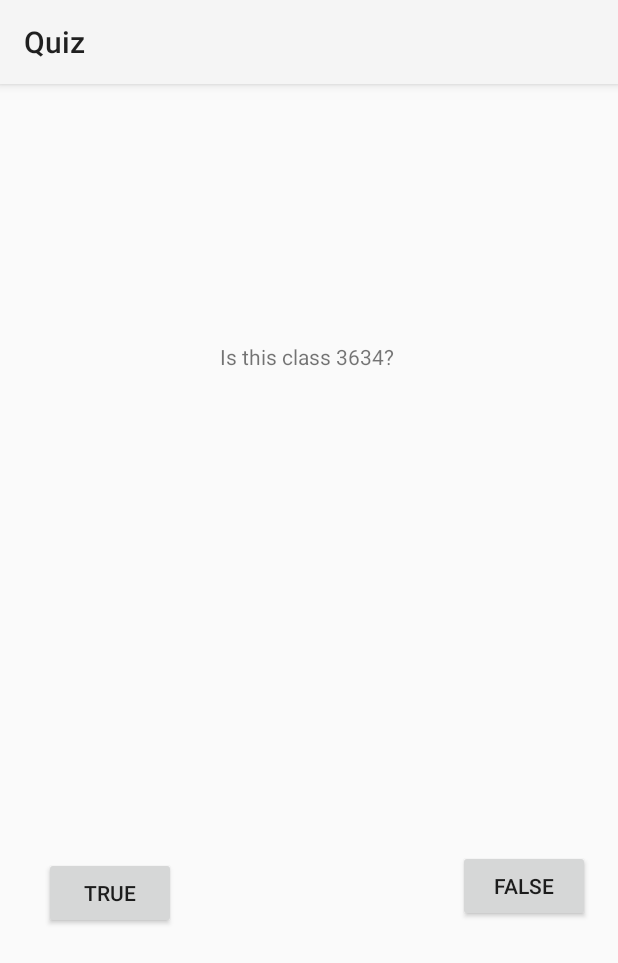
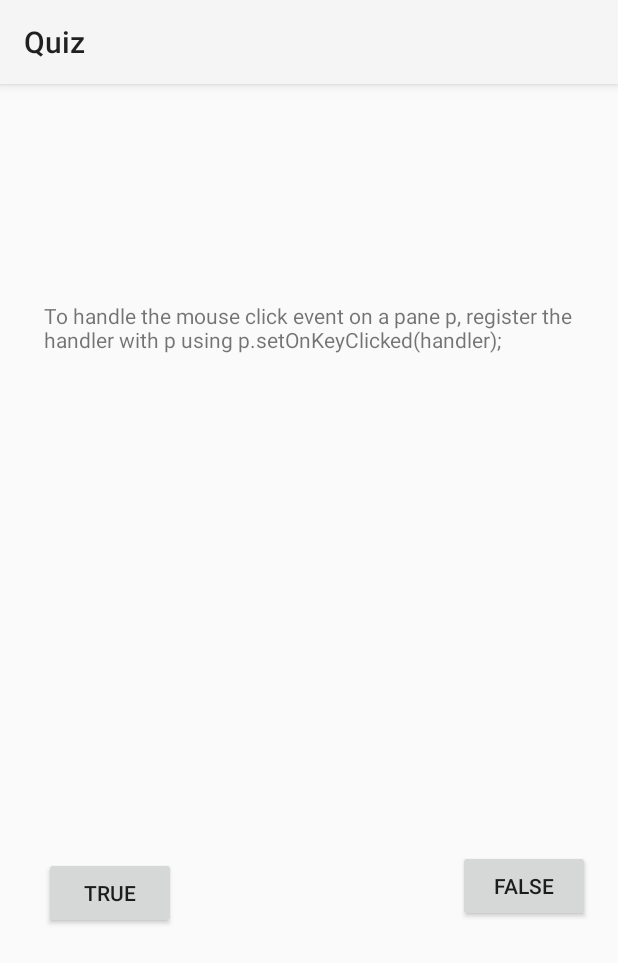
Before and after one commit to spacecadetDan/INFSHelper, an Android app: the QuizActivity screen opened directly, with no data from a screen before it, after a tap on "TRUE", on a phone screen of 412 x 824 dp. Shown: the top 963 px of the screen. Run offline under Robolectric (Android 15) with nearby library versions, the phone set to English and light mode, and no system bars.

Commit message:
Added all quiz questions
Added quiz questions and fixed headings for topics

```diff
--- a/app/src/main/java/com/example/dan/infshelper/DetailActivity.java
+++ b/app/src/main/java/com/example/dan/infshelper/DetailActivity.java
@@ -31,7 +31,7 @@ public class DetailActivity extends AppCompatActivity {
         TextView textView = findViewById(R.id.resultText);
         System.out.println("Topic ID, name and degree "+topic.getId()+" "+topic.getName()+" "+topic.getDegree());
 
-        textView.setText(topic.getDegree() + " Professor");
+        textView.setText(topic.getName());
 
         Button quiz = findViewById(R.id.quizLaunch);
             quiz.setOnClickListener(new View.OnClickListener() {
--- a/app/src/main/java/com/example/dan/infshelper/QuizActivity.java
+++ b/app/src/main/java/com/example/dan/infshelper/QuizActivity.java
@@ -10,11 +10,10 @@ import android.widget.Toast;
 
 public class QuizActivity extends AppCompatActivity {
     public static final String EXTRA_MESSAGE = "";
-
+    public Question[] quizArray = new Question[5];
     private Button trueButton;
     private Button falseButton;
     private Button backButton;
-    public Question[] questions = new Question[3];
     public int score;
     public int i = 0;
     public boolean isTrue;
@@ -28,20 +27,19 @@ public class QuizActivity extends AppCompatActivity {
 
         Intent intent = getIntent();
         final String message = intent.getStringExtra(DetailActivity.EXTRA_MESSAGE);
-        questions[0] = new Question(R.string.q1, true);
-        questions[1] = new Question(R.string.q2, true);
-        questions[2] = new Question(R.string.q3, false);
-
+        QuizQuestions questions = new QuizQuestions();
+        quizArray = questions.questions;
+        questions.eventQuiz();
         question = findViewById(R.id.textView2);
-        question.setText(questions[i].getmTextResID());
-        isTrue = questions[i].getmAnswerTrue();
+        question.setText(quizArray[i].getmTextResID());
+        isTrue = quizArray[i].getmAnswerTrue();
         backButton = findViewById(R.id.backButton);
         trueButton = findViewById(R.id.trueButton);
 
         trueButton.setOnClickListener(new View.OnClickListener() {
             @Override
             public void onClick(View view) {
-                if (i >= questions.length) {
+                if (i >= quizArray.length) {
                     onFinish();
                 } else {
                     if (isTrue) {
@@ -51,12 +49,12 @@ public class QuizActivity extends AppCompatActivity {
                         Toast.makeText(QuizActivity.this, "Incorrect", Toast.LENGTH_LONG).show();
                     }
                     try {
-                        if(i == questions.length) {
+                        if(i == quizArray.length) {
                             onFinish();
                         } else {
                             i++;
-                            isTrue = questions[i].getmAnswerTrue();
-                            question.setText(questions[i].getmTextResID());
+                            isTrue = quizArray[i].getmAnswerTrue();
+                            question.setText(quizArray[i].getmTextResID());
                         }
                     } catch (ArrayIndexOutOfBoundsException e) {
                         e.printStackTrace();
@@ -80,12 +78,12 @@ public class QuizActivity extends AppCompatActivity {
                 }
 
                 try {
-                    if(i == questions.length) {
+                    if(i == quizArray.length) {
                         onFinish();
                     } else {
                         i++;
-                        isTrue = questions[i].getmAnswerTrue();
-                        question.setText(questions[i].getmTextResID());
+                        isTrue = quizArray[i].getmAnswerTrue();
+                        question.setText(quizArray[i].getmTextResID());
                     }
                 } catch (ArrayIndexOutOfBoundsException e) {
                     e.printStackTrace();
--- a/app/src/main/res/layout/activity_quiz.xml
+++ b/app/src/main/res/layout/activity_quiz.xml
@@ -30,22 +30,6 @@
         app:layout_constraintTop_toTopOf="parent"
         app:layout_constraintVertical_bias="0.73" />
 
-    <TextView
-        android:id="@+id/textView2"
-        android:layout_width="wrap_content"
-        android:layout_height="wrap_content"
-        android:layout_marginBottom="100dp"
-        android:layout_marginEnd="166dp"
-        android:layout_marginLeft="163dp"
-        android:layout_marginRight="166dp"
-        android:layout_marginStart="163dp"
-        android:layout_marginTop="157dp"
-        android:text="Question"
-        app:layout_constraintBottom_toTopOf="@+id/backButton"
-        app:layout_constraintEnd_toEndOf="parent"
-        app:layout_constraintStart_toStartOf="parent"
-        app:layout_constraintTop_toTopOf="parent" />
-
     <Button
         android:id="@+id/backButton"
         android:layout_width="wrap_content"
@@ -58,6 +42,19 @@
         app:layout_constraintEnd_toEndOf="parent"
         app:layout_constraintStart_toStartOf="parent"
         app:layout_constraintTop_toBottomOf="@+id/textView2" />
+
+    <TextView
+        android:id="@+id/textView2"
+        android:layout_width="353dp"
+        android:layout_height="101dp"
+        android:layout_marginBottom="100dp"
+        android:layout_marginTop="157dp"
+        android:layout_weight="1"
+        android:text="Question"
+        app:layout_constraintBottom_toTopOf="@+id/backButton"
+        app:layout_constraintEnd_toEndOf="parent"
+        app:layout_constraintStart_toStartOf="parent"
+        app:layout_constraintTop_toTopOf="parent" />
 
     <android.support.design.widget.AppBarLayout
         android:layout_width="match_parent"
--- a/app/src/main/res/values/strings.xml
+++ b/app/src/main/res/values/strings.xml
@@ -3,9 +3,54 @@
     <string name="action_settings">Settings</string>
     <string name="title_activity_detail">Details</string>
     <string name="section_format">Hello World from section: %1$d</string>
-    <string name="q1">Is this q1?</string>
-    <string name="q2">Is this class 3634?</string>
-    <string name="q3">Is the sky red?</string>
+    <string name="q1_1">The signature of a method consists of a method name and parameter list</string>
+    <string name="q1_2">All java application must have a method public static Main (String[] args)</string>
+    <string name="q1_3">Arguments to methods always appear within brackets</string>
+    <string name="q1_4">When you invoke a method with a parameter, the value of the argument is passed to the parameter. This is referred to as pass by value</string>
+    <string name="q1_5">A variable defined inside a method is referred to as a local variable</string>
+    <string name="q2_1">An object represents an entity in the real world that can be distinctly identified</string>
+    <string name="q2_2">A class is a construct that defines objects of the same type</string>
+    <string name="q2_3">They keyword class is required to declare a class</string>
+    <string name="q2_4">A method with a return type is invoked to create an object</string>
+    <string name="q2_5">A method that is associated with an individual object is called an object method</string>
+    <string name="q3_1">Object-oriented programming allows you to derive new classes from existing classes. This is called abstraction</string>
+    <string name="q3_2">You cannot invoke a method in superclass\'s parent class</string>
+    <string name="q3_3">A constructor may be static</string>
+    <string name="q3_4">A constructor may not invoke an overloaded constructor</string>
+    <string name="q3_5">A constructor invokes its superclass no-arg constructor by default if a constructor does not invoke an overloaded constructor or its superclass\'s constructor</string>
+    <string name="q4_1">Every JavaFX main class extends javafx.application.Application</string>
+    <string name="q4_2">A node can be placed in a scene</string>
+    <string name="q4_3">To add a circle object into a pane, use: pane.getChildren().add(circle);</string>
+    <string name="q4_4">A Shape can be placed in a Control</string>
+    <string name="q4_5">To add a radio button into a pane, use: pane.getaddAll(button);</string>
+    <string name="q5_1">A java exception is an instance of RuntimeException</string>
+    <string name="q5_2">An instance of Exception describes the errors caused by your program and external circumstances</string>
+    <string name="q5_3">An instance of NumberFormatException describes system errors</string>
+    <string name="q5_4">An instance of RuntimeException describes programming errors, such as bad casting and numeric errors</string>
+    <string name="q5_5">The following code causes Java to throw no exceptions:
+        int number = Integer.MAX_VALUE + 1;
+</string>
+
+    <string name="q6_1">To register a source for an action event with a handler, use source.setOnAction(handler)</string>
+    <string name="q6_2">To handle the mouse click event on a pane p, register the handler with p using p.setOnKeyClicked(handler); </string>
+    <string name="q6_3">To handle the key pressed event on a pane p, register the handler with p using: p.setOnKeyClicked(handler); </string>
+    <string name="q6_4">A JavaFX action event handler contains a method public void handle(ActionEvent e)</string>
+    <string name="q6_5">A JavaFX event handler for event type T is an instance of EventHandler&lt;T&gt;</string>
+
+    <string name="q7_1">In a relational data model, structure defines the representation of the data</string>
+    <string name="q7_2">In a relational data model, SQL imposes constraints on the data</string>
+    <string name="q7_3">In a relational model, Integrity provides the means for accessing and manipulating data</string>
+    <string name="q7_4">Domain constraints specify the permissible values for an attribute</string>
+    <string name="q7_5">A candidate key is an attribute or a set of attributes that uniquely identifies the relation</string>
+
+    <string name="q8_1">public abstract method();
+        The above code declares an abstract method in an abstract java class</string>
+    <string name="q8_2">A subclass cannot extend more than one class, but may implement any number of interfaces</string>
+    <string name="q8_3">A subclass of a non-abstract class must be non-abstract</string>
+    <string name="q8_4">Domain constraints are known as intra-relational constraints, meaning that a constraint involves only one relation</string>
+    <string name="q8_5">An interface cannot extend more than one interface</string>
+
+
     <string name="true_button">True</string>
     <string name="false_button">False</string>
     <string name="correct_Toast">Correct!</string>
```
Also changed, not shown: app/src/main/java/com/example/dan/infshelper/Database.java (+8 -10 lines), app/src/main/java/com/example/dan/infshelper/QuizQuestions.java (added, +62 -0 lines).
